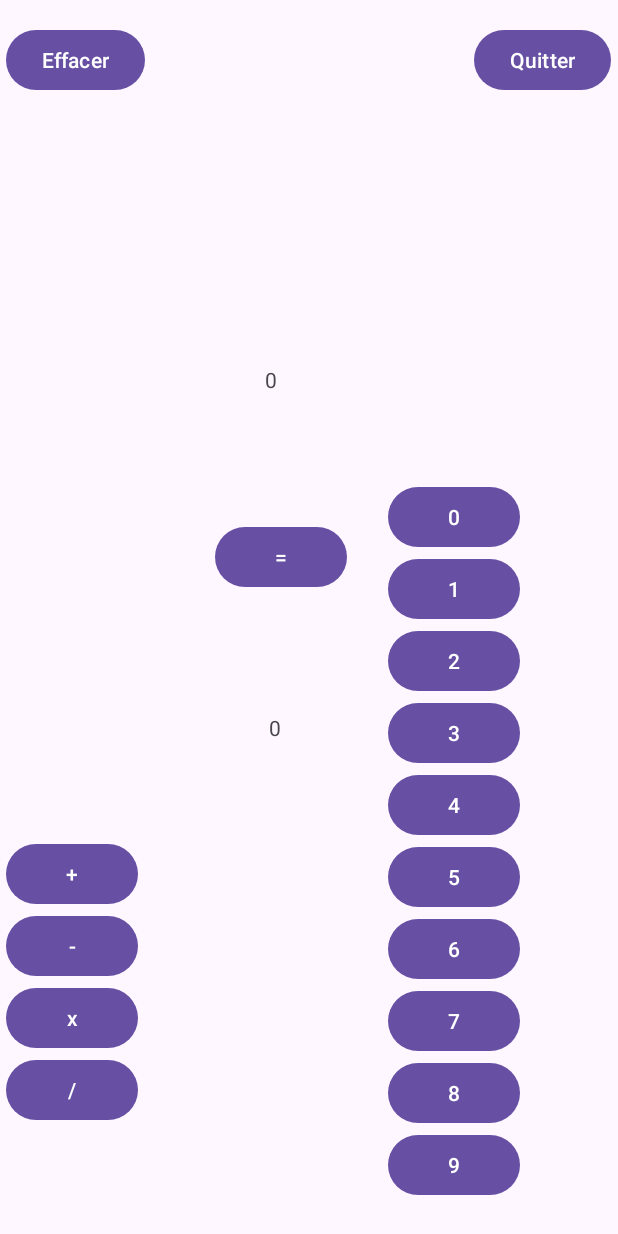
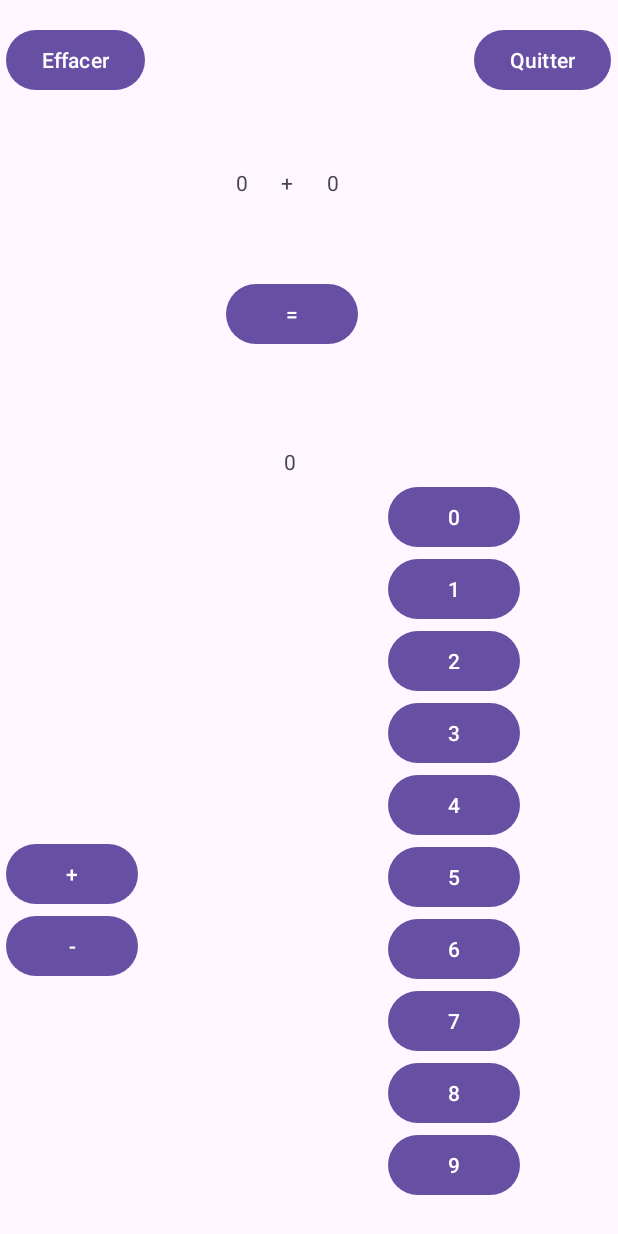
Before and after one commit to Audeiou/Audrey_Leconte_android_project, an Android app: the MainActivity screen opened directly, with no data from a screen before it, after a tap on "Effacer", on a phone screen of 412 x 824 dp. Run offline under Robolectric (Android 15) with nearby library versions, the phone set to English and light mode, and no system bars; 1 other tap on this screen came first.

Commit message:
limitation des nombres

```diff
--- a/TP1/app/src/main/java/fr/ensicaen/tp1/MainActivity.java
+++ b/TP1/app/src/main/java/fr/ensicaen/tp1/MainActivity.java
@@ -1,7 +1,6 @@
 package fr.ensicaen.tp1;
 
 import android.os.Bundle;
-import android.view.View;
 import android.widget.Button;
 import android.widget.TextView;
 
@@ -14,14 +13,20 @@ import androidx.core.view.WindowInsetsCompat;
 import net.objecthunter.exp4j.Expression;
 import net.objecthunter.exp4j.ExpressionBuilder;
 
-import java.nio.charset.StandardCharsets;
-import java.util.ArrayList;
 
 //interroger une API avec thread + utiliser base de données
 // pour API : Android ROOM
 // fond d'écran ? qui change avec flèches
+// langue avec localisation
 
 public class MainActivity extends AppCompatActivity {
+
+    int numberClickCounterLeftOperand = 0;
+    int numberClickCounterRightOperand = 0;
+
+    private Button number0, number1, number2, number3, number4, number5, number6, number7, number8, number9;
+    private Button plus, minus, equal, erase, exit;
+    private TextView resultText, leftOperandText, rightOperandText, operationText;
 
     @Override
     protected void onCreate(Bundle savedInstanceState) {
@@ -34,81 +39,116 @@ public class MainActivity extends AppCompatActivity {
             return insets;
         });
 
-        Button number0 = findViewById(R.id.button0);
-        Button number1 = findViewById(R.id.button1);
-        Button number2 = findViewById(R.id.button2);
-        Button number3 = findViewById(R.id.button3);
-        Button number4 = findViewById(R.id.button4);
-        Button number5 = findViewById(R.id.button5);
-        Button number6 = findViewById(R.id.button6);
-        Button number7 = findViewById(R.id.button7);
-        Button number8 = findViewById(R.id.button8);
-        Button number9 = findViewById(R.id.button9);
+        initView();
 
-        Button plus = findViewById(R.id.plusButton);
-        Button minus = findViewById(R.id.minusButton);
-        Button times = findViewById(R.id.timesButton);
-        Button divide = findViewById(R.id.divideButton);
+        Button[] numbers = {number0, number1, number2, number3, number4, number5, number6, number7, number8, number9};
+        Button[] operations = {plus, minus};
 
-        Button equal = findViewById(R.id.equalButton);
-        Button erase = findViewById(R.id.eraseButton);
+        setNumberButtons(numbers);
+        setOperationButtons(operations);
+        setEqualButton();
+        setEraseButton(numbers);
+        setExitButton();
+    }
 
-        TextView resultText = findViewById(R.id.result);
-        TextView formulaText = findViewById(R.id.formula);
+    private void initView() {
+        number0 = findViewById(R.id.button0);
+        number1 = findViewById(R.id.button1);
+        number2 = findViewById(R.id.button2);
+        number3 = findViewById(R.id.button3);
+        number4 = findViewById(R.id.button4);
+        number5 = findViewById(R.id.button5);
+        number6 = findViewById(R.id.button6);
+        number7 = findViewById(R.id.button7);
+        number8 = findViewById(R.id.button8);
+        number9 = findViewById(R.id.button9);
 
-        ArrayList<Button> numbers = new ArrayList<>();
-        numbers.add(number0);
-        numbers.add(number1);
-        numbers.add(number2);
-        numbers.add(number3);
-        numbers.add(number4);
-        numbers.add(number5);
-        numbers.add(number6);
-        numbers.add(number7);
-        numbers.add(number8);
-        numbers.add(number9);
+        plus = findViewById(R.id.plusButton);
+        minus = findViewById(R.id.minusButton);
 
+        equal = findViewById(R.id.equalButton);
+        erase = findViewById(R.id.eraseButton);
+        exit = findViewById(R.id.exitButton);
+
+        resultText = findViewById(R.id.result);
+        leftOperandText = findViewById(R.id.leftOperand);
+        rightOperandText = findViewById(R.id.rightOperand);
+        operationText = findViewById(R.id.operationText);
+    }
+
+    private void setNumberButtons(Button[] numbers) {
         for (Button button : numbers) {
             button.setOnClickListener(view -> {
-                if (!formulaText.getText().toString().equals("0")) {
-                    formulaText.setText(formulaText.getText().toString() + button.getText().toString());
-                } else {
-                    formulaText.setText(button.getText().toString());
+                if (numberClickCounterLeftOperand != 2) {
+                    if (!leftOperandText.getText().toString().equals("0")) {
+                        leftOperandText.setText(leftOperandText.getText().toString() + button.getText().toString());
+                    } else {
+                        leftOperandText.setText(button.getText().toString());
+                    }
+                    numberClickCounterLeftOperand++;
+                }
+                else if (numberClickCounterRightOperand != 2) {
+                    if (!rightOperandText.getText().toString().equals("0")) {
+                        rightOperandText.setText(rightOperandText.getText().toString() + button.getText().toString());
+                    } else {
+                        rightOperandText.setText(button.getText().toString());
+                    }
+                    numberClickCounterRightOperand++;
+                }
+                else {
+                    disableNumberButtons(numbers);
                 }
             });
         }
+    }
 
-        ArrayList<Button> operations = new ArrayList<>();
-        operations.add(divide);
-        operations.add(plus);
-        operations.add(minus);
-        operations.add(times);
-
+    private void setOperationButtons(Button[] operations) {
         for (Button button : operations) {
             button.setOnClickListener(view -> {
-                formulaText.setText(formulaText.getText().toString() + button.getText().toString());
+                operationText.setText(button.getText().toString());
             });
         }
+    }
 
+    private void setEqualButton() {
         equal.setOnClickListener( view -> {
-            String formula = formulaText.getText().toString();
+            String formula = leftOperandText.getText().toString() + operationText.getText().toString() + rightOperandText.getText().toString();
             Expression expression = new ExpressionBuilder(formula).build();
             double result = expression.evaluate();
             String resultString = String.valueOf(result);
             resultText.setText(resultString);
         });
+    }
 
+    private void setEraseButton(Button[] numbers) {
         erase.setOnClickListener( view -> {
-            formulaText.setText("0");
+            leftOperandText.setText("0");
+            operationText.setText("+");
+            rightOperandText.setText("0");
             resultText.setText("0");
-        });
 
-        Button exit = findViewById(R.id.exitButton);
-        exit.setOnClickListener(new View.OnClickListener() {
-            @Override
-            public void onClick(View view) {
-                finishAffinity();
-            }
+            numberClickCounterLeftOperand = 0;
+            numberClickCounterRightOperand = 0;
+
+            activateNumberButtons(numbers);
         });
     }
+
+    private void setExitButton() {
+        exit.setOnClickListener(view -> finish());  //finishAffinity();
+    }
+
+    private void disableNumberButtons(Button[] numbers) {
+        for (Button button : numbers) {
+            button.setEnabled(false);
+        }
+    }
+
+    private void activateNumberButtons(Button[] numbers) {
+        for (Button button : numbers) {
+            button.setEnabled(true);
+        }
+    }
+
+
 }
--- a/TP1/app/src/main/res/layout/activity_main.xml
+++ b/TP1/app/src/main/res/layout/activity_main.xml
@@ -163,41 +163,43 @@
                 android:layout_height="wrap_content"
                 android:text="-" />
         </TableRow>
-
-        <TableRow
-            android:layout_width="match_parent"
-            android:layout_height="match_parent">
-
-            <Button
-                android:id="@+id/timesButton"
-                android:layout_width="wrap_content"
-                android:layout_height="wrap_content"
-                android:text="x" />
-        </TableRow>
-
-        <TableRow
-            android:layout_width="match_parent"
-            android:layout_height="match_parent">
-
-            <Button
-                android:id="@+id/divideButton"
-                android:layout_width="wrap_content"
-                android:layout_height="wrap_content"
-                android:text="/" />
-        </TableRow>
     </TableLayout>
 
     <TextView
-        android:id="@+id/formula"
+        android:id="@+id/leftOperand"
         android:layout_width="wrap_content"
         android:layout_height="wrap_content"
         android:text="0"
         app:layout_constraintBottom_toBottomOf="parent"
         app:layout_constraintEnd_toEndOf="parent"
-        app:layout_constraintHorizontal_bias="0.438"
+        app:layout_constraintHorizontal_bias="0.389"
         app:layout_constraintStart_toStartOf="parent"
         app:layout_constraintTop_toTopOf="parent"
-        app:layout_constraintVertical_bias="0.302" />
+        app:layout_constraintVertical_bias="0.139" />
+
+    <TextView
+        android:id="@+id/operationText"
+        android:layout_width="wrap_content"
+        android:layout_height="wrap_content"
+        android:text="+"
+        app:layout_constraintBottom_toBottomOf="parent"
+        app:layout_constraintEnd_toEndOf="parent"
+        app:layout_constraintHorizontal_bias="0.463"
+        app:layout_constraintStart_toStartOf="parent"
+        app:layout_constraintTop_toTopOf="parent"
+        app:layout_constraintVertical_bias="0.139" />
+
+    <TextView
+        android:id="@+id/rightOperand"
+        android:layout_width="wrap_content"
+        android:layout_height="wrap_content"
+        android:text="0"
+        app:layout_constraintBottom_toBottomOf="parent"
+        app:layout_constraintEnd_toEndOf="parent"
+        app:layout_constraintHorizontal_bias="0.54"
+        app:layout_constraintStart_toStartOf="parent"
+        app:layout_constraintTop_toTopOf="parent"
+        app:layout_constraintVertical_bias="0.139" />
 
     <TextView
         android:id="@+id/result"
@@ -206,10 +208,10 @@
         android:text="0"
         app:layout_constraintBottom_toBottomOf="parent"
         app:layout_constraintEnd_toEndOf="parent"
-        app:layout_constraintHorizontal_bias="0.444"
+        app:layout_constraintHorizontal_bias="0.469"
         app:layout_constraintStart_toStartOf="parent"
         app:layout_constraintTop_toTopOf="parent"
-        app:layout_constraintVertical_bias="0.591" />
+        app:layout_constraintVertical_bias="0.37" />
 
     <Button
         android:id="@+id/equalButton"
@@ -218,10 +220,10 @@
         android:text="="
         app:layout_constraintBottom_toBottomOf="parent"
         app:layout_constraintEnd_toEndOf="parent"
-        app:layout_constraintHorizontal_bias="0.442"
+        app:layout_constraintHorizontal_bias="0.465"
         app:layout_constraintStart_toStartOf="parent"
         app:layout_constraintTop_toTopOf="parent"
-        app:layout_constraintVertical_bias="0.448"
+        app:layout_constraintVertical_bias="0.239"
         tools:ignore="MissingConstraints" />
 
     <Button
```
